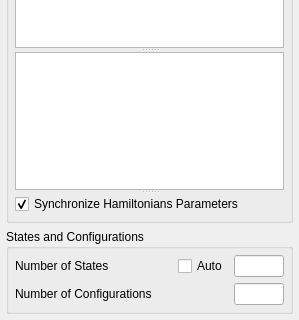
Qt form src/crispy/quanty/uis/hamiltonian.ui (mretegan/crispy) before a commit; both pictures show x 0 to 299 and y 186 to 506 of the 299 by 506 pixel window.
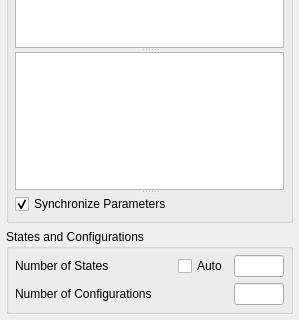
The same form after that commit. Custom widgets are drawn as their Qt base class.

```diff
--- a/src/crispy/quanty/uis/hamiltonian.ui
+++ b/src/crispy/quanty/uis/hamiltonian.ui
@@ -223,7 +223,7 @@
           <item>
            <widget class="CheckBox" name="syncParametersCheckBox">
             <property name="text">
-             <string>Synchronize Hamiltonians Parameters</string>
+             <string>Synchronize Parameters</string>
             </property>
             <property name="checked">
              <bool>true</bool>
```
